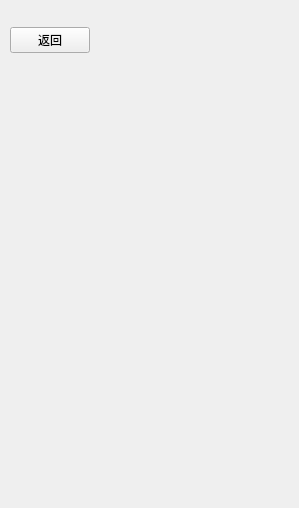
Qt form ui_class/settings_window.ui (reflux18d/MaiGO) before a commit.
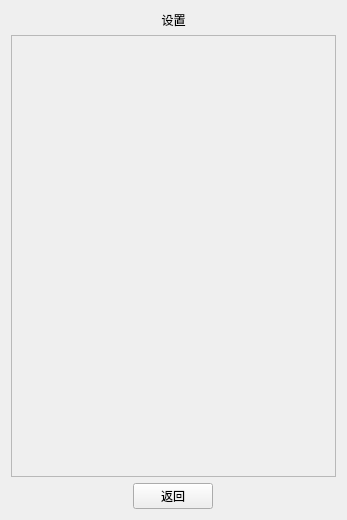
The same form after that commit.

Commit message: Record&Settings Scroll by Bo

```diff
--- a/ui_class/settings_window.ui
+++ b/ui_class/settings_window.ui
@@ -6,45 +6,76 @@
    <rect>
     <x>0</x>
     <y>0</y>
-    <width>299</width>
-    <height>508</height>
+    <width>347</width>
+    <height>520</height>
    </rect>
   </property>
+  <property name="sizePolicy">
+   <sizepolicy hsizetype="Fixed" vsizetype="Fixed">
+    <horstretch>0</horstretch>
+    <verstretch>0</verstretch>
+   </sizepolicy>
+  </property>
   <property name="windowTitle">
    <string/>
   </property>
-  <widget class="QWidget" name="horizontalLayoutWidget">
+  <layout class="QVBoxLayout" name="verticalLayout">
+   <item>
+    <layout class="QHBoxLayout" name="horizontalLayout">
+     <item>
+      <widget class="QLabel" name="label">
+       <property name="text">
+        <string>设置</string>
+       </property>
+       <property name="alignment">
+        <set>Qt::AlignCenter</set>
+       </property>
+      </widget>
+     </item>
+    </layout>
+   </item>
+   <item>
+    <layout class="QVBoxLayout" name="inform_layout">
+     <item>
+      <widget class="QScrollArea" name="settings_scroll">
+       <property name="widgetResizable">
+        <bool>true</bool>
+       </property>
+       <property name="alignment">
+        <set>Qt::AlignCenter</set>
+       </property>
+       <widget class="QWidget" name="scrollAreaWidgetContents">
    <property name="geometry">
     <rect>
-     <x>10</x>
-     <y>10</y>
-     <width>281</width>
-     <height>61</height>
-    </rect>
-   </property>
-   <layout class="QHBoxLayout" name="top_layout">
+          <x>0</x>
+          <y>0</y>
+          <width>325</width>
+          <height>447</height>
+         </rect>
+        </property>
+       </widget>
+      </widget>
+     </item>
+    </layout>
+   </item>
+   <item>
+    <layout class="QHBoxLayout" name="bottom_layout">
     <item>
      <widget class="QPushButton" name="return_button">
+       <property name="sizePolicy">
+        <sizepolicy hsizetype="Fixed" vsizetype="Fixed">
+         <horstretch>0</horstretch>
+         <verstretch>0</verstretch>
+        </sizepolicy>
+       </property>
       <property name="text">
        <string>返回</string>
       </property>
      </widget>
     </item>
-    <item>
-     <spacer name="horizontalSpacer">
-      <property name="orientation">
-       <enum>Qt::Horizontal</enum>
-      </property>
-      <property name="sizeHint" stdset="0">
-       <size>
-        <width>40</width>
-        <height>20</height>
-       </size>
-      </property>
-     </spacer>
-    </item>
-   </layout>
-  </widget>
+    </layout>
+   </item>
+  </layout>
  </widget>
  <resources/>
  <connections/>
```
Left out of the diff: 4 changed lines with no effect on the pictures. Lines whose indentation alone changed are shown as unchanged. The commit also changes 11 other files.
